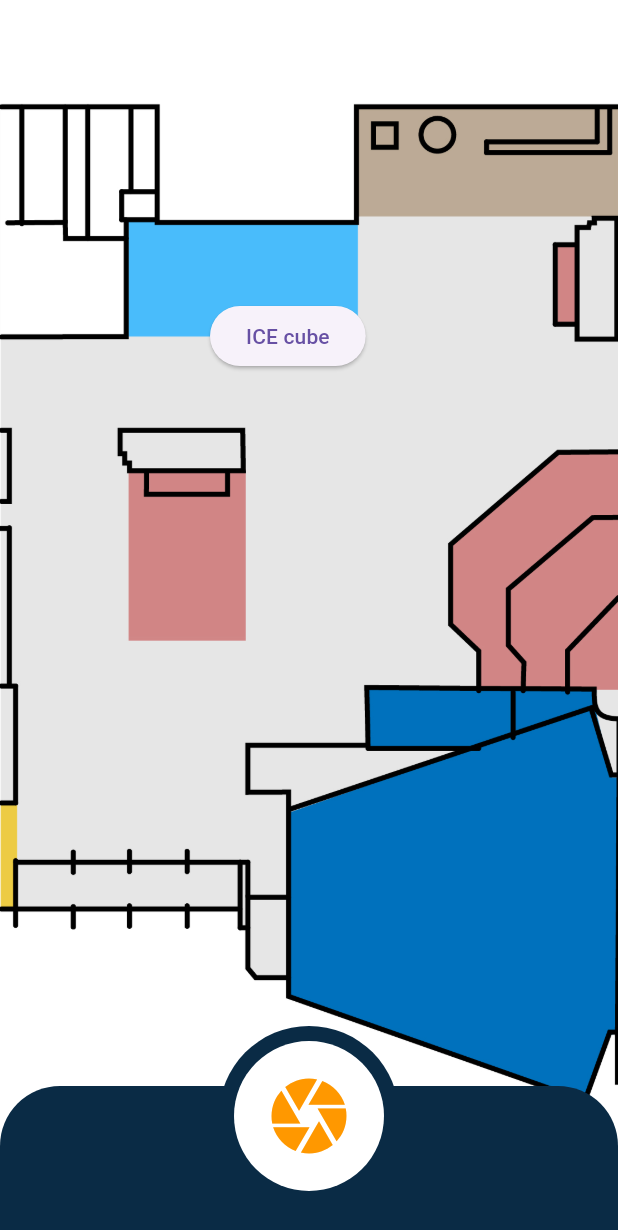
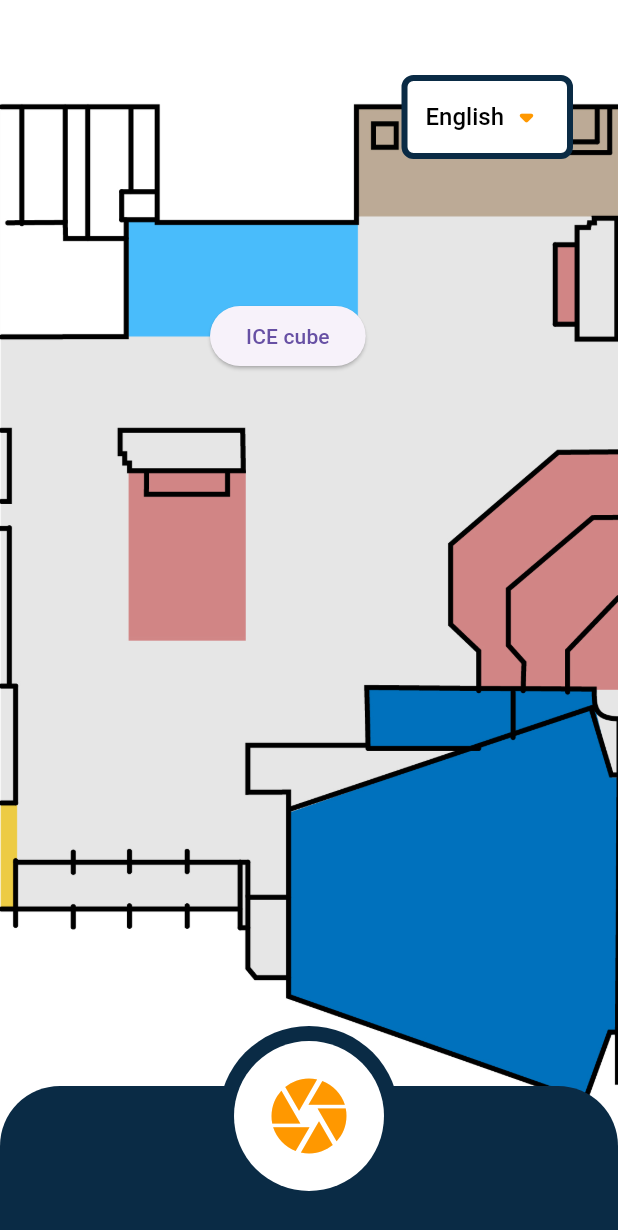
Before and after one commit to Thomas-More-Digital-Innovation/2324-ITF-001-AR-rondleiding, a Flutter app: the screen it shows after launch, on a phone screen of 412 x 824 dp. Shown: the top 1230 px of the screen. Run offline on Flutter 3.47's test engine with Material 3 defaults, Android fonts, the phone set to English and light mode, and no system bars.

Commit message:
added language selection don't work yet

```diff
--- /dev/null
+++ b/code/lib/StateManager/language_provider.dart
@@ -0,0 +1,15 @@
+import 'package:flutter/material.dart';
+
+class LanguageProvider extends ChangeNotifier {
+  String _currentLanguage;
+
+  LanguageProvider(Locale deviceLocale)
+      : _currentLanguage = deviceLocale.languageCode == 'nl' ? 'Dutch' : 'English';
+
+  String get currentLanguage => _currentLanguage;
+
+  void changeLanguage(String language) {
+    _currentLanguage = language;
+    notifyListeners();
+  }
+}
--- /dev/null
+++ b/code/lib/components/LanguageDropDown.dart
@@ -0,0 +1,80 @@
+import 'package:flutter/material.dart';
+import 'package:provider/provider.dart';
+
+import '../StateManager/language_provider.dart';
+
+class LanguageSelector extends StatefulWidget {
+  const LanguageSelector({Key? key}) : super(key: key);
+
+  @override
+  _LanguageSelectorState createState() => _LanguageSelectorState();
+}
+
+class _LanguageSelectorState extends State<LanguageSelector> {
+  late String selectedLanguage;
+
+  @override
+  void initState() {
+    super.initState();
+    final Locale deviceLocale = WidgetsBinding.instance.platformDispatcher.locale;
+    selectedLanguage = deviceLocale.languageCode == 'nl' ? 'Dutch' : 'English';
+  }
+
+  @override
+  Widget build(BuildContext context) {
+
+    final languageProvider = Provider.of<LanguageProvider>(context);
+
+    return Positioned(
+      top: 50,
+      right: 30,
+      child: Container(
+        padding: const EdgeInsets.symmetric(horizontal: 12),
+        decoration: BoxDecoration(
+          color: Colors.white,
+          border: Border.all(color: const Color(0xFF0A2B45), width: 4),
+          borderRadius: BorderRadius.circular(8),
+        ),
+        child: DropdownButtonHideUnderline(
+          child: DropdownButton<String>(
+            value: languageProvider.currentLanguage,
+            icon: const Icon(
+              Icons.arrow_drop_down_rounded,
+              size: 30,
+              color: Colors.orange,
+            ),
+            items: const [
+              DropdownMenuItem(
+                value: 'English',
+                child: Text(
+                  'English',
+                  style: TextStyle(fontSize: 16, fontWeight: FontWeight.w500),
+                ),
+              ),
+              DropdownMenuItem(
+                value: 'Dutch',
+                child: Text(
+                  'Dutch',
+                  style: TextStyle(fontSize: 16, fontWeight: FontWeight.w500),
+                ),
+              ),
+            ],
+            onChanged: (value) {
+              if (value != null) {
+                setState(() {
+                  languageProvider.changeLanguage(value);
+                });
+                // Add any logic to update app state or perform navigation here.
+              }
+            },
+            dropdownColor: Colors.white, // Dropdown background color
+            style: const TextStyle(
+              color: Colors.black, // Text color
+              fontSize: 16,
+            ),
+          ),
+        ),
+      ),
+    );
+  }
+}
--- a/code/lib/main.dart
+++ b/code/lib/main.dart
@@ -1,25 +1,53 @@
 import 'package:flutter/material.dart';
+import 'package:provider/provider.dart';
+import 'package:flutter/services.dart';
 import 'package:code/screens/HomePage.dart';
-import 'package:flutter/services.dart';
+import 'package:code/StateManager/language_provider.dart';
+import 'package:flutter_localizations/flutter_localizations.dart';
+
 
 void main() {
   WidgetsFlutterBinding.ensureInitialized();
   SystemChrome.setPreferredOrientations([DeviceOrientation.portraitUp]);
-  runApp(const ArRondleiding());
+
+  // Get the device locale to initialize the language provider
+  final Locale deviceLocale = WidgetsBinding.instance.platformDispatcher.locale;
+
+  runApp(ArRondleiding(deviceLocale: deviceLocale));
 }
 
 class ArRondleiding extends StatelessWidget {
-  const ArRondleiding({super.key});
+  final Locale deviceLocale;
+
+  const ArRondleiding({super.key, required this.deviceLocale});
 
   @override
   Widget build(BuildContext context) {
+    return ChangeNotifierProvider(
+      create: (_) => LanguageProvider(deviceLocale),
+      child: Consumer<LanguageProvider>(
+        builder: (context, languageProvider, _) {
           return MaterialApp(
             title: 'AR Rondleiding',
             debugShowCheckedModeBanner: false,
             theme: ThemeData(
               primarySwatch: Colors.blue,
-          scaffoldBackgroundColor: const Color(0xFFFFFFFF)),
+              scaffoldBackgroundColor: const Color(0xFFFFFFFF),
+            ),
+            locale: Locale(languageProvider.currentLanguage == 'Dutch' ? 'nl' : 'en'),
+            supportedLocales: const [
+              Locale('en'),
+              Locale('nl'),
+            ],
+            localizationsDelegates: const [
+              GlobalMaterialLocalizations.delegate,
+              GlobalWidgetsLocalizations.delegate,
+              GlobalCupertinoLocalizations.delegate,
+            ],
             home: const HomePage(),
+          );
+        },
+      ),
     );
   }
 }
--- a/code/lib/screens/HomePage.dart
+++ b/code/lib/screens/HomePage.dart
@@ -1,6 +1,8 @@
 import 'package:flutter/material.dart';
 import 'package:code/components/PositionedButton.dart';
 import 'package:code/components/BottomNavigationHome.dart';
+
+import '../components/LanguageDropDown.dart';
 
 class HomePage extends StatelessWidget {
   const HomePage({super.key});
@@ -41,6 +43,8 @@ class HomePage extends StatelessWidget {
               ),
             ),
           ),
+          // Language selector in the top right corner
+          const LanguageSelector(),
           // Overlay positioned at the bottom with a camera button
           Positioned(
             bottom: 0,
--- a/code/pubspec.yaml
+++ b/code/pubspec.yaml
@@ -30,6 +30,8 @@ environment:
 dependencies:
   flutter:
     sdk: flutter
+  provider: ^6.0.5
+  flutter_localization: ^0.2.3
 
 
   # The following adds the Cupertino Icons font to your application.
```
Also changed, not shown: code/lib/screens/CameraPage.dart (+21 -16 lines), code/pubspec.lock, 15 other files. Lines whose indentation alone changed are shown as unchanged.
